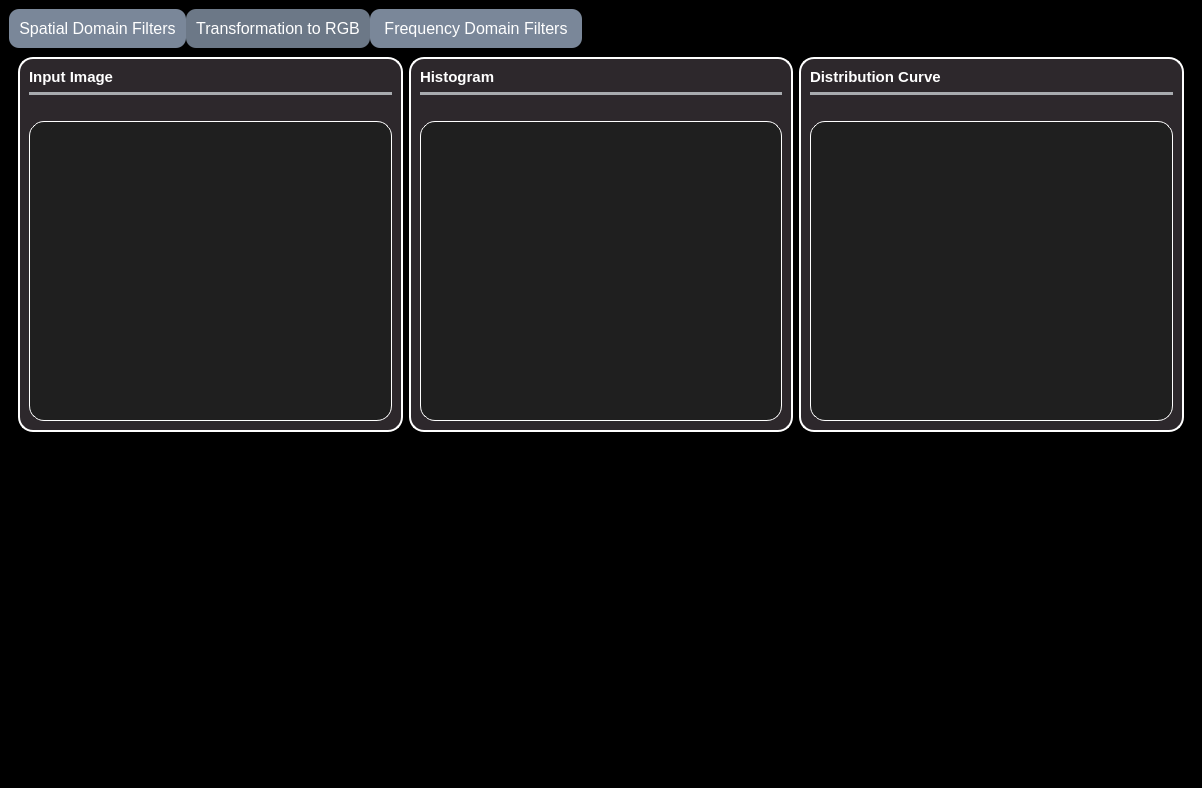
Old version of the form MainWindow.ui in the repository ComputerVision-Projects/Image-Enhancement-Processing-Lab.
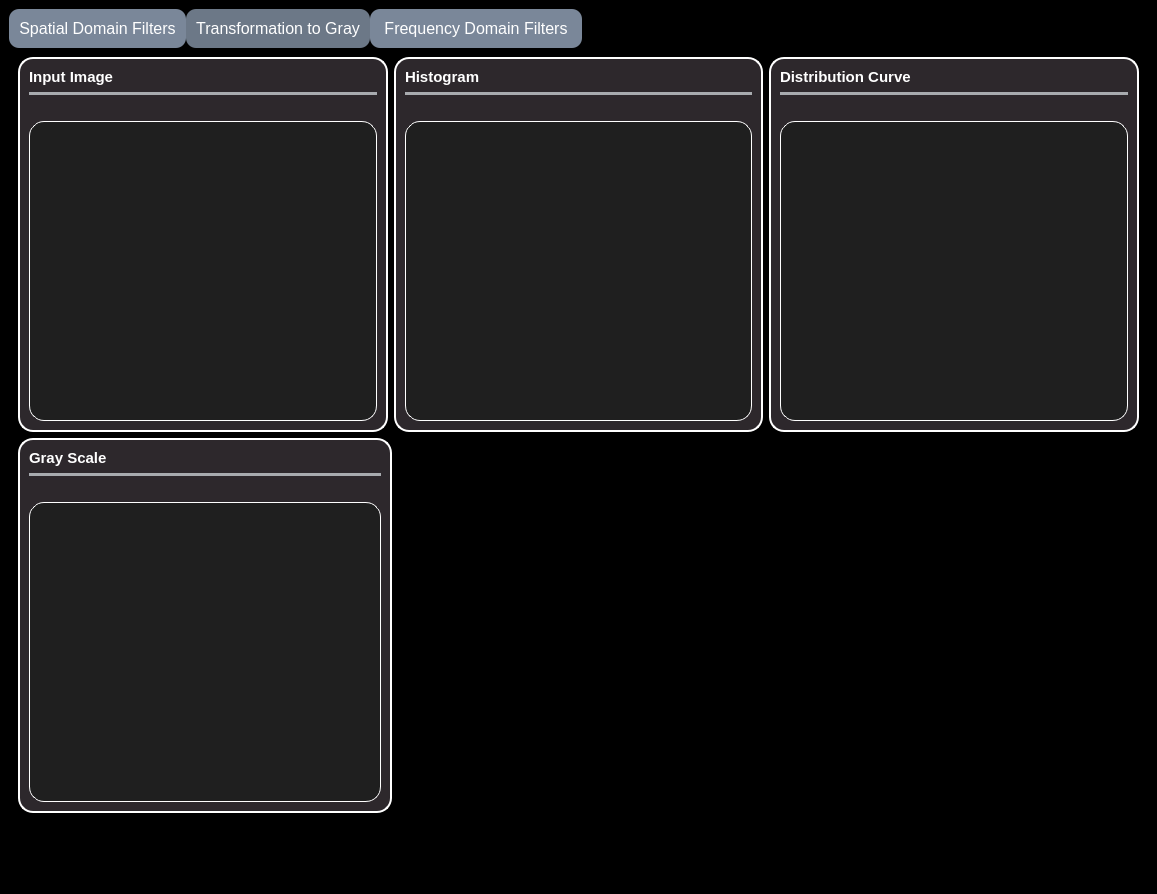
New version of the form. The open tabs and pages were chosen to show the change.

Commit message: apply button & ui

```diff
--- a/MainWindow.ui
+++ b/MainWindow.ui
@@ -6,8 +6,8 @@
    <rect>
     <x>0</x>
     <y>0</y>
-    <width>1202</width>
-    <height>788</height>
+    <width>1157</width>
+    <height>894</height>
    </rect>
   </property>
   <property name="windowTitle">
@@ -1522,9 +1522,22 @@
       </widget>
       <widget class="QWidget" name="histogram_tab">
        <attribute name="title">
-        <string>Transformation to RGB</string>
+        <string>Transformation to Gray</string>
        </attribute>
        <layout class="QGridLayout" name="gridLayout_11">
+        <item row="2" column="0">
+         <spacer name="verticalSpacer_3">
+          <property name="orientation">
+           <enum>Qt::Vertical</enum>
+          </property>
+          <property name="sizeHint" stdset="0">
+           <size>
+            <width>20</width>
+            <height>40</height>
+           </size>
+          </property>
+         </spacer>
+        </item>
         <item row="0" column="0">
          <layout class="QHBoxLayout" name="horizontalLayout_2">
           <item>
@@ -1842,17 +1855,142 @@
          </layout>
         </item>
         <item row="1" column="0">
-         <spacer name="verticalSpacer_3">
-          <property name="orientation">
-           <enum>Qt::Vertical</enum>
-          </property>
-          <property name="sizeHint" stdset="0">
-           <size>
-            <width>20</width>
-            <height>40</height>
-           </size>
-          </property>
-         </spacer>
+         <layout class="QHBoxLayout" name="horizontalLayout_17">
+          <item>
+           <widget class="QFrame" name="frame_33">
+            <property name="styleSheet">
+             <string notr="true">background-color: #2d282c; /* Background color */
+    border-radius: 15px; /* Curved borders */
+    border: 2px solid #ffffff; /* 3D outline */
+
+    box-shadow: 2px 2px 8px rgba(0, 0, 0, 0.7); /* 3D shadow effect */</string>
+            </property>
+            <property name="frameShape">
+             <enum>QFrame::StyledPanel</enum>
+            </property>
+            <property name="frameShadow">
+             <enum>QFrame::Raised</enum>
+            </property>
+            <layout class="QGridLayout" name="gridLayout_38">
+             <property name="leftMargin">
+              <number>9</number>
+             </property>
+             <item row="1" column="1">
+              <layout class="QVBoxLayout" name="verticalLayout_95">
+               <property name="leftMargin">
+                <number>0</number>
+               </property>
+               <item>
+                <widget class="QLabel" name="label_49">
+                 <property name="styleSheet">
+                  <string notr="true">color: #ffffff;
+font-weight:Bold;
+font-size: 15px;
+border: none;
+</string>
+                 </property>
+                 <property name="text">
+                  <string>Gray Scale</string>
+                 </property>
+                </widget>
+               </item>
+               <item>
+                <widget class="Line" name="line_43">
+                 <property name="styleSheet">
+                  <string notr="true">/* Line style */
+
+  /* Set the width of the line */
+  width: 20px;
+
+  /* Set the height of the line */
+  height: 5px;
+
+  /* Set the background color of the line */
+  background-color:#a8abaf;
+
+  /* Set the border of the line */
+  border: 10px;
+
+  /* Set the border radius of the line */
+  border-radius:5px;
+
+
+
+
+</string>
+                 </property>
+                 <property name="orientation">
+                  <enum>Qt::Horizontal</enum>
+                 </property>
+                </widget>
+               </item>
+               <item>
+                <layout class="QHBoxLayout" name="horizontalLayout_57">
+                 <item>
+                  <layout class="QVBoxLayout" name="verticalLayout_96" stretch="0,0">
+                   <item>
+                    <spacer name="horizontalSpacer_20">
+                     <property name="orientation">
+                      <enum>Qt::Horizontal</enum>
+                     </property>
+                     <property name="sizeHint" stdset="0">
+                      <size>
+                       <width>40</width>
+                       <height>20</height>
+                      </size>
+                     </property>
+                    </spacer>
+                   </item>
+                   <item>
+                    <widget class="QGraphicsView" name="outputGrey">
+                     <property name="minimumSize">
+                      <size>
+                       <width>300</width>
+                       <height>300</height>
+                      </size>
+                     </property>
+                     <property name="styleSheet">
+                      <string notr="true">border: 1px solid #ffffff;
+background-color: #1f1f1f;</string>
+                     </property>
+                    </widget>
+                   </item>
+                  </layout>
+                 </item>
+                </layout>
+               </item>
+              </layout>
+             </item>
+            </layout>
+           </widget>
+          </item>
+          <item>
+           <spacer name="horizontalSpacer_40">
+            <property name="orientation">
+             <enum>Qt::Horizontal</enum>
+            </property>
+            <property name="sizeHint" stdset="0">
+             <size>
+              <width>40</width>
+              <height>20</height>
+             </size>
+            </property>
+           </spacer>
+          </item>
+          <item>
+           <spacer name="horizontalSpacer_39">
+            <property name="orientation">
+             <enum>Qt::Horizontal</enum>
+            </property>
+            <property name="sizeHint" stdset="0">
+             <size>
+              <width>40</width>
+              <height>20</height>
+             </size>
+            </property>
+           </spacer>
+          </item>
+         </layout>
         </item>
        </layout>
       </widget>
```
Left out of the diff: 82 changed lines with no effect on the pictures. The commit also changes 3 other files.
